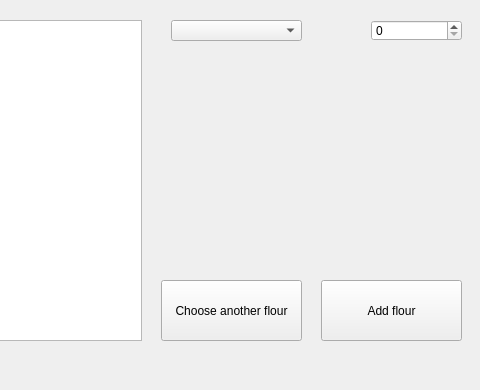
kiltonik/oopProject, file fuckwindow.ui: the form before one commit; both pictures show x 229 to 709 and y 0 to 390 of the 709 by 390 pixel window.
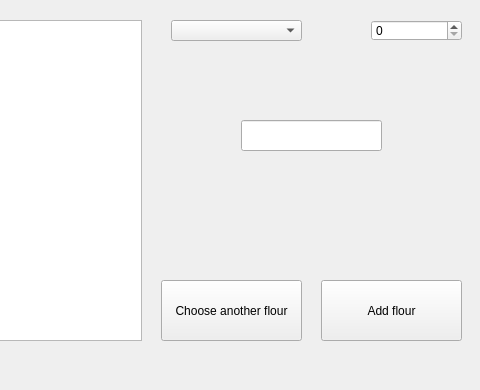
The form after the commit.

Diff of the .ui file:
```diff
--- a/fuckwindow.ui
+++ b/fuckwindow.ui
@@ -73,6 +73,16 @@
      </rect>
     </property>
    </widget>
+   <widget class="QLineEdit" name="lineEdit">
+    <property name="geometry">
+     <rect>
+      <x>470</x>
+      <y>120</y>
+      <width>141</width>
+      <height>31</height>
+     </rect>
+    </property>
+   </widget>
   </widget>
  </widget>
  <resources/>
```
